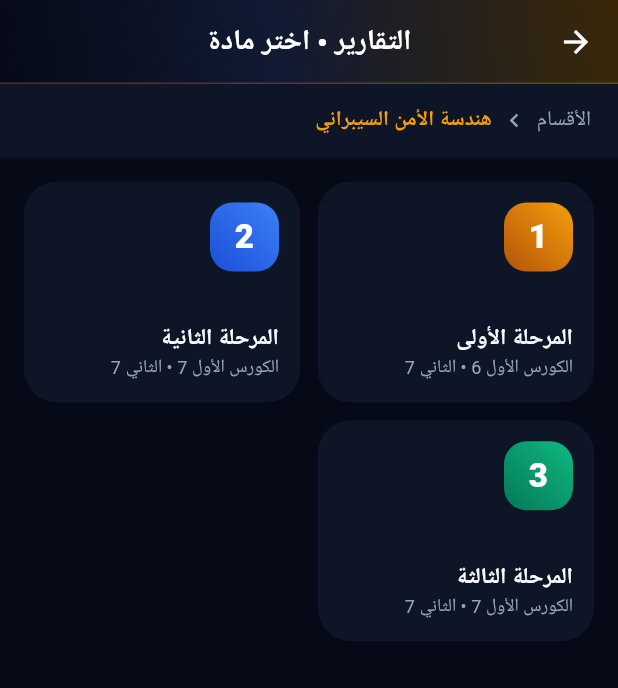
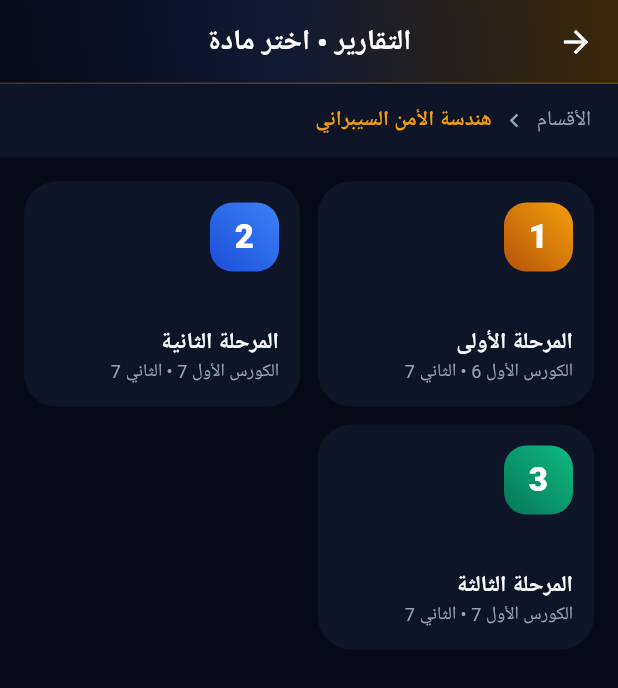
Before and after one commit to drdshsw2022-byte/almaaqal, a Flutter app: the CoursePickerScreen screen opened directly, after a tap on "هندسة الأمن السيبراني", on a phone screen of 412 x 824 dp. Shown: the top 688 px of the screen. Run offline on Flutter 3.47's test engine with Material 3 defaults, Android fonts, the phone set to English and light mode, and no system bars; our stand-ins replace cloud_firestore, cross_file, file_picker, firebase_auth, firebase_core, google_fonts and 4 more; missing offline and left inert: excel, mobile_scanner, nfc_manager; accounts and stored records are empty; Roboto replaces fonts that are missing (Cairo).

Commit message:
تخطيط متجاوب على الحاسوب: بطاقات بارتفاع ثابت ومحتوى في الوسط
Co-Authored-By: Claude Opus 5.5 <noreply@anthropic.com>
Claude-Session: https://claude.ai/code/session_018XtDBfyeiHWLcq3kqYHGRt

```diff
--- a/lib/screens/common/course_browser.dart
+++ b/lib/screens/common/course_browser.dart
@@ -223,13 +223,13 @@ class _CourseBrowserState extends State<CourseBrowser> {
     if (stages.isEmpty) {
       return const EmptyState(icon: Icons.stairs, text: 'لا توجد مواد لهذا القسم');
     }
-    return GridView.count(
+    return GridView(
       key: ValueKey('stages-$_dept'),
       padding: const EdgeInsets.all(16),
-      crossAxisCount: 2,
-      mainAxisSpacing: 12,
-      crossAxisSpacing: 12,
-      childAspectRatio: 1.25,
+      gridDelegate: const SliverGridDelegateWithMaxCrossAxisExtent(
+                      maxCrossAxisExtent: 300, mainAxisExtent: 150,
+                      mainAxisSpacing: 12, crossAxisSpacing: 12),
+
       children: stages.map((st) {
         final sc = cs.where((c) => c.stage == st);
         return Material(
```
Also changed, not shown: lib/main.dart (+9 -0 lines), lib/screens/admin/admin_home.dart (+10 -10 lines), lib/screens/admin/dashboard_screen.dart (+5 -5 lines).
